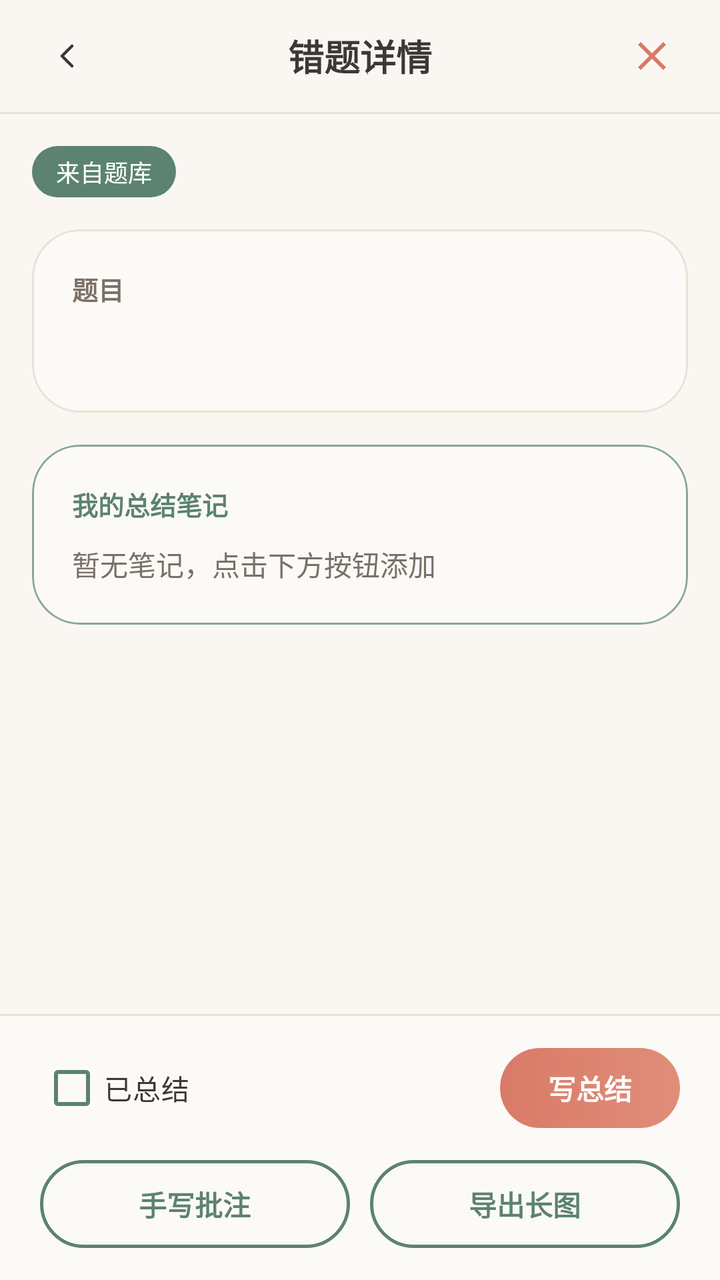
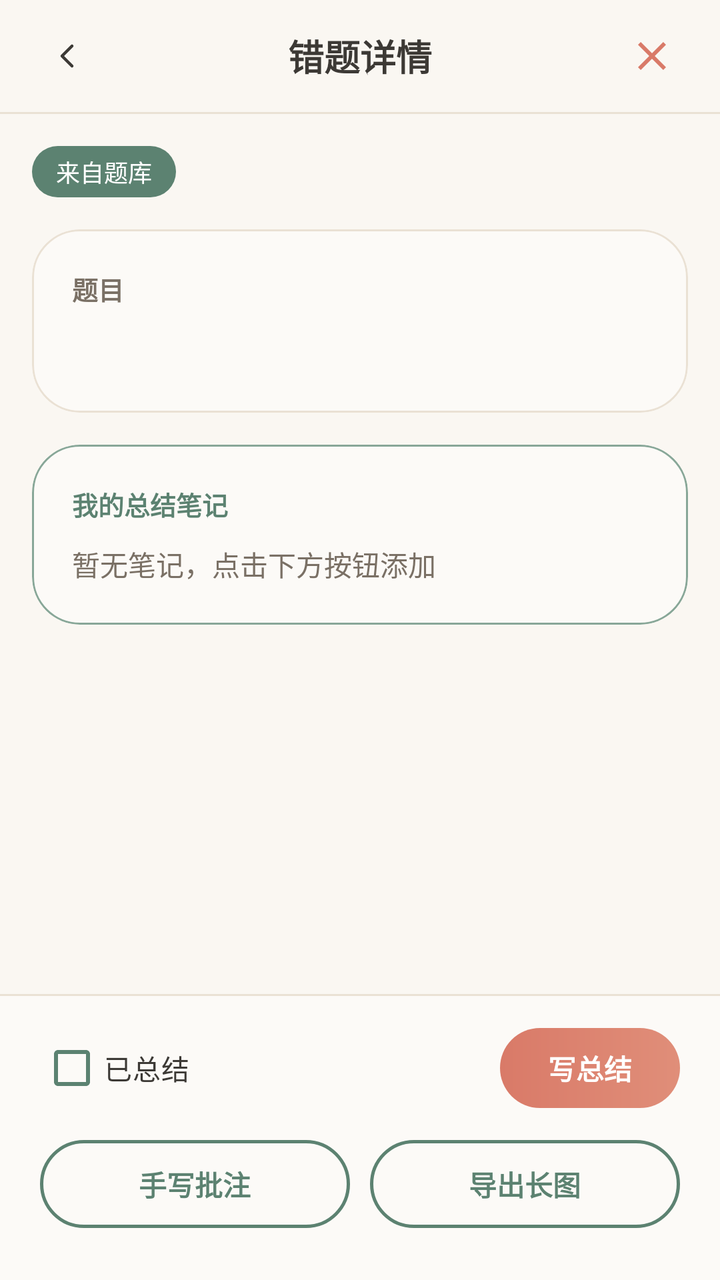

The first picture is an Android layout as it rendered before a commit; the second is the same layout after the commit. The layout source and the unified diff follow.
<!-- AndroidManifest.xml: activity theme Theme.AIAssistant -->
<!-- res/layout/activity_wrong_question_detail.xml -->
<?xml version="1.0" encoding="utf-8"?>
<LinearLayout xmlns:android="http://schemas.android.com/apk/res/android"
    xmlns:app="http://schemas.android.com/apk/res-auto"
    android:layout_width="match_parent"
    android:layout_height="match_parent"
    android:orientation="vertical"
    android:background="@color/background">

    
    <RelativeLayout
        android:layout_width="match_parent"
        android:layout_height="56dp"
        android:background="@color/background"
        android:paddingHorizontal="16dp">

        <ImageView
            android:id="@+id/btn_back"
            android:layout_width="36dp"
            android:layout_height="36dp"
            android:layout_centerVertical="true"
            android:padding="6dp"
            android:src="@drawable/ic_chevron_right"
            android:rotation="180"
            android:background="?attr/selectableItemBackgroundBorderless"
            app:tint="@color/text_primary" />

        <TextView
            android:layout_width="wrap_content"
            android:layout_height="wrap_content"
            android:layout_centerInParent="true"
            android:text="错题详情"
            android:textSize="18sp"
            android:textStyle="bold"
            android:textColor="@color/text_primary" />

        <ImageView
            android:id="@+id/btn_delete"
            android:layout_width="36dp"
            android:layout_height="36dp"
            android:layout_alignParentEnd="true"
            android:layout_centerVertical="true"
            android:padding="6dp"
            android:src="@drawable/ic_close"
            android:background="?attr/selectableItemBackgroundBorderless"
            app:tint="@color/pomodoro_red" />
    </RelativeLayout>

    <View
        android:layout_width="match_parent"
        android:layout_height="1dp"
        android:background="@color/border_light" />

    
    <ScrollView
        android:id="@+id/sv_content"
        android:layout_width="match_parent"
        android:layout_height="0dp"
        android:layout_weight="1"
        android:fillViewport="true"
        android:clipToPadding="false">

        <LinearLayout
            android:layout_width="match_parent"
            android:layout_height="wrap_content"
            android:orientation="vertical"
            android:padding="16dp">

            
            <TextView
                android:id="@+id/tv_source_badge"
                android:layout_width="wrap_content"
                android:layout_height="wrap_content"
                android:text="来自题库"
                android:textSize="12sp"
                android:textColor="#FFFFFF"
                android:background="@drawable/bg_primary_chip"
                android:paddingHorizontal="12dp"
                android:paddingVertical="4dp"
                android:layout_marginBottom="16dp" />

            
            <com.google.android.material.card.MaterialCardView
                android:layout_width="match_parent"
                android:layout_height="wrap_content"
                app:cardCornerRadius="24dp"
                app:cardElevation="0dp"
                app:strokeColor="@color/border_light"
                app:strokeWidth="1dp"
                app:cardBackgroundColor="@color/background_card_glass"
                android:layout_marginBottom="16dp">

                <LinearLayout
                    android:layout_width="match_parent"
                    android:layout_height="wrap_content"
                    android:orientation="vertical"
                    android:padding="20dp">

                    <TextView
                        android:layout_width="wrap_content"
                        android:layout_height="wrap_content"
                        android:text="题目"
                        android:textSize="13sp"
                        android:textStyle="bold"
                        android:textColor="@color/text_secondary"
                        android:layout_marginBottom="12dp" />

                    <TextView
                        android:id="@+id/tv_stem"
                        android:layout_width="match_parent"
                        android:layout_height="wrap_content"
                        android:text=""
                        android:textSize="15sp"
                        android:textColor="@color/text_primary"
                        android:lineSpacingMultiplier="1.5"
                        android:textIsSelectable="true" />
                </LinearLayout>
            </com.google.android.material.card.MaterialCardView>

            
            <com.google.android.material.card.MaterialCardView
                android:id="@+id/card_options"
                android:layout_width="match_parent"
                android:layout_height="wrap_content"
                app:cardCornerRadius="24dp"
                app:cardElevation="0dp"
                app:strokeColor="@color/border_light"
                app:strokeWidth="1dp"
                app:cardBackgroundColor="@color/background_card_glass"
                android:visibility="gone"
                android:layout_marginBottom="16dp">

                <LinearLayout
                    android:layout_width="match_parent"
                    android:layout_height="wrap_content"
                    android:orientation="vertical"
                    android:padding="20dp">

                    <TextView
                        android:layout_width="wrap_content"
                        android:layout_height="wrap_content"
                        android:text="选项"
                        android:textSize="13sp"
                        android:textStyle="bold"
                        android:textColor="@color/text_secondary"
                        android:layout_marginBottom="12dp" />

                    <LinearLayout
                        android:id="@+id/layout_options"
                        android:layout_width="match_parent"
                        android:layout_height="wrap_content"
                        android:orientation="vertical" />
                </LinearLayout>
            </com.google.android.material.card.MaterialCardView>

            
            <com.google.android.material.card.MaterialCardView
                android:id="@+id/card_answer"
                android:layout_width="match_parent"
                android:layout_height="wrap_content"
                app:cardCornerRadius="24dp"
                app:cardElevation="0dp"
                app:strokeColor="@color/correct_green_border"
                app:strokeWidth="1dp"
                app:cardBackgroundColor="@color/correct_green_bg"
                android:visibility="gone"
                android:layout_marginBottom="16dp">

                <LinearLayout
                    android:layout_width="match_parent"
                    android:layout_height="wrap_content"
                    android:orientation="horizontal"
                    android:gravity="center_vertical"
                    android:padding="20dp">

                    <TextView
                        android:layout_width="wrap_content"
                        android:layout_height="wrap_content"
                        android:text="正确答案"
                        android:textSize="13sp"
                        android:textStyle="bold"
                        android:textColor="@color/correct_green" />

                    <TextView
                        android:id="@+id/tv_answer"
                        android:layout_width="wrap_content"
                        android:layout_height="wrap_content"
                        android:layout_marginStart="12dp"
                        android:text=""
                        android:textSize="18sp"
                        android:textStyle="bold"
                        android:textColor="@color/correct_green" />
                </LinearLayout>
            </com.google.android.material.card.MaterialCardView>

            
            <com.google.android.material.card.MaterialCardView
                android:id="@+id/card_analysis_section"
                android:layout_width="match_parent"
                android:layout_height="wrap_content"
                app:cardCornerRadius="24dp"
                app:cardElevation="0dp"
                app:strokeColor="@color/border_light"
                app:strokeWidth="1dp"
                app:cardBackgroundColor="@color/background_card_glass"
                android:visibility="gone"
                android:layout_marginBottom="16dp">

                <LinearLayout
                    android:layout_width="match_parent"
                    android:layout_height="wrap_content"
                    android:orientation="vertical">

                    
                    <LinearLayout
                        android:layout_width="match_parent"
                        android:layout_height="48dp"
                        android:orientation="horizontal"
                        android:background="@color/background">

                        <TextView
                            android:id="@+id/tab_bank_analysis"
                            android:layout_width="0dp"
                            android:layout_height="match_parent"
                            android:layout_weight="1"
                            android:gravity="center"
                            android:text="题库解析"
                            android:textSize="14sp"
                            android:textColor="@color/primary"
                            android:textStyle="bold"
                            android:background="?attr/selectableItemBackground" />

                        <View
                            android:layout_width="1dp"
                            android:layout_height="24dp"
                            android:layout_gravity="center_vertical"
                            android:background="@color/border_light" />

                        <TextView
                            android:id="@+id/tab_ai_analysis"
                            android:layout_width="0dp"
                            android:layout_height="match_parent"
                            android:layout_weight="1"
                            android:gravity="center"
                            android:text="AI解析"
                            android:textSize="14sp"
                            android:textColor="@color/text_secondary"
                            android:background="?attr/selectableItemBackground" />
                    </LinearLayout>

                    <View
                        android:layout_width="match_parent"
                        android:layout_height="1dp"
                        android:background="@color/border_light" />

                    
                    <FrameLayout
                        android:layout_width="match_parent"
                        android:layout_height="2dp">

                        <View
                            android:id="@+id/tab_indicator"
                            android:layout_width="180dp"
                            android:layout_height="2dp"
                            android:background="@color/primary"
                            android:layout_gravity="start" />
                    </FrameLayout>

                    
                    <LinearLayout
                        android:id="@+id/content_bank_analysis"
                        android:layout_width="match_parent"
                        android:layout_height="wrap_content"
                        android:orientation="vertical"
                        android:padding="20dp">

                        <TextView
                            android:id="@+id/tv_analysis"
                            android:layout_width="match_parent"
                            android:layout_height="wrap_content"
                            android:text=""
                            android:textSize="14sp"
                            android:textColor="@color/text_primary"
                            android:lineSpacingMultiplier="1.5"
                            android:textIsSelectable="true" />
                    </LinearLayout>

                    
                    <LinearLayout
                        android:id="@+id/content_ai_analysis"
                        android:layout_width="match_parent"
                        android:layout_height="wrap_content"
                        android:orientation="vertical"
                        android:padding="20dp"
                        android:visibility="gone">

                        
                        <LinearLayout
                            android:id="@+id/layout_ai_loading"
                            android:layout_width="match_parent"
                            android:layout_height="wrap_content"
                            android:orientation="vertical"
                            android:gravity="center"
                            android:paddingVertical="40dp"
                            android:visibility="gone">

                            <ProgressBar
                                android:layout_width="40dp"
                                android:layout_height="40dp"
                                style="?android:attr/progressBarStyle"
                                android:indeterminateTint="@color/primary" />

                            <TextView
                                android:layout_width="wrap_content"
                                android:layout_height="wrap_content"
                                android:text="正在调用AI解析..."
                                android:textColor="@color/text_secondary"
                                android:textSize="13sp"
                                android:layout_marginTop="12dp" />
                        </LinearLayout>

                        
                        <LinearLayout
                            android:id="@+id/layout_ai_result"
                            android:layout_width="match_parent"
                            android:layout_height="wrap_content"
                            android:orientation="vertical"
                            android:visibility="gone" />

                        
                        <TextView
                            android:id="@+id/tv_ai_placeholder"
                            android:layout_width="match_parent"
                            android:layout_height="wrap_content"
                            android:text="点击「开始AI解析」按钮，获取AI深度解析"
                            android:textColor="@color/text_secondary"
                            android:textSize="14sp"
                            android:gravity="center"
                            android:paddingVertical="30dp" />

                        
                        <TextView
                            android:id="@+id/btn_start_ai"
                            android:layout_width="match_parent"
                            android:layout_height="48dp"
                            android:gravity="center"
                            android:text="开始AI解析"
                            android:textSize="15sp"
                            android:textStyle="bold"
                            android:textColor="@color/white"
                            android:background="@drawable/bg_pomodoro_button"
                            android:layout_marginTop="12dp" />
                    </LinearLayout>
                </LinearLayout>
            </com.google.android.material.card.MaterialCardView>

            
            <com.google.android.material.card.MaterialCardView
                android:id="@+id/card_summary"
                android:layout_width="match_parent"
                android:layout_height="wrap_content"
                app:cardCornerRadius="24dp"
                app:cardElevation="0dp"
                app:strokeColor="@color/primary_light"
                app:strokeWidth="1dp"
                app:cardBackgroundColor="@color/background_card_glass"
                android:layout_marginBottom="16dp">

                <LinearLayout
                    android:layout_width="match_parent"
                    android:layout_height="wrap_content"
                    android:orientation="vertical"
                    android:padding="20dp">

                    <TextView
                        android:layout_width="wrap_content"
                        android:layout_height="wrap_content"
                        android:text="我的总结笔记"
                        android:textSize="13sp"
                        android:textStyle="bold"
                        android:textColor="@color/primary"
                        android:layout_marginBottom="10dp" />

                    <TextView
                        android:id="@+id/tv_summary"
                        android:layout_width="match_parent"
                        android:layout_height="wrap_content"
                        android:text="暂无笔记，点击下方按钮添加"
                        android:textSize="14sp"
                        android:textColor="@color/text_secondary"
                        android:lineSpacingMultiplier="1.4" />
                </LinearLayout>
            </com.google.android.material.card.MaterialCardView>

            
            <com.google.android.material.card.MaterialCardView
                android:id="@+id/layout_image_section"
                android:layout_width="match_parent"
                android:layout_height="wrap_content"
                app:cardCornerRadius="24dp"
                app:cardElevation="0dp"
                app:strokeColor="@color/border_light"
                app:strokeWidth="1dp"
                app:cardBackgroundColor="@color/background_card_glass"
                android:visibility="gone"
                android:layout_marginBottom="16dp">

                <LinearLayout
                    android:layout_width="match_parent"
                    android:layout_height="wrap_content"
                    android:orientation="vertical">

                    <LinearLayout
                        android:id="@+id/header_image"
                        android:layout_width="match_parent"
                        android:layout_height="wrap_content"
                        android:orientation="horizontal"
                        android:gravity="center_vertical"
                        android:background="?attr/selectableItemBackground"
                        android:paddingVertical="16dp"
                        android:paddingHorizontal="20dp">

                        <TextView
                            android:layout_width="0dp"
                            android:layout_height="wrap_content"
                            android:layout_weight="1"
                            android:text="查看截图"
                            android:textSize="13sp"
                            android:textStyle="bold"
                            android:textColor="@color/text_secondary" />

                        <ImageView
                            android:id="@+id/iv_image_arrow"
                            android:layout_width="20dp"
                            android:layout_height="20dp"
                            android:src="@drawable/ic_chevron_down"
                            app:tint="@color/text_tertiary"
                            android:rotation="0" />
                    </LinearLayout>

                    <ImageView
                        android:id="@+id/iv_image"
                        android:layout_width="match_parent"
                        android:layout_height="wrap_content"
                        android:scaleType="fitCenter"
                        android:adjustViewBounds="true"
                        android:visibility="gone"
                        android:paddingHorizontal="16dp"
                        android:paddingBottom="16dp" />
                </LinearLayout>
            </com.google.android.material.card.MaterialCardView>

        </LinearLayout>
    </ScrollView>

    
    <View
        android:layout_width="match_parent"
        android:layout_height="1dp"
        android:background="@color/border_light" />

    <LinearLayout
        android:layout_width="match_parent"
        android:layout_height="wrap_content"
        android:orientation="vertical"
        android:background="@color/background_card_glass"
        android:paddingHorizontal="20dp"
        android:paddingTop="12dp"
        android:paddingBottom="16dp">

        
        <LinearLayout
            android:layout_width="match_parent"
            android:layout_height="wrap_content"
            android:orientation="horizontal"
            android:gravity="center_vertical"
            android:layout_marginBottom="12dp">

            <com.google.android.material.checkbox.MaterialCheckBox
                android:id="@+id/cb_summarized"
                android:layout_width="wrap_content"
                android:layout_height="wrap_content"
                android:text="已总结"
                android:textSize="14sp"
                android:textColor="@color/text_primary"
                app:buttonTint="@color/primary" />

            <View
                android:layout_width="0dp"
                android:layout_height="0dp"
                android:layout_weight="1" />

            <TextView
                android:id="@+id/btn_edit_summary"
                android:layout_width="wrap_content"
                android:layout_height="40dp"
                android:gravity="center"
                android:paddingHorizontal="24dp"
                android:text="写总结"
                android:textSize="14sp"
                android:textStyle="bold"
                android:textColor="@color/white"
                android:background="@drawable/bg_pomodoro_button" />
        </LinearLayout>

        
        <LinearLayout
            android:layout_width="match_parent"
            android:layout_height="wrap_content"
            android:orientation="horizontal">

            <TextView
                android:id="@+id/btn_handwriting"
                android:layout_width="0dp"
                android:layout_height="44dp"
                android:layout_weight="1"
                android:layout_marginEnd="10dp"
                android:gravity="center"
                android:text="手写批注"
                android:textSize="14sp"
                android:textStyle="bold"
                android:textColor="@color/primary"
                android:background="@drawable/bg_outline_button" />

            <TextView
                android:id="@+id/btn_export"
                android:layout_width="0dp"
                android:layout_height="44dp"
                android:layout_weight="1"
                android:gravity="center"
                android:text="导出长图"
                android:textSize="14sp"
                android:textStyle="bold"
                android:textColor="@color/primary"
                android:background="@drawable/bg_outline_button" />
        </LinearLayout>
    </LinearLayout>

</LinearLayout>
<!-- resources referenced by this layout -->
<resources>
  <color name="background">#FAF7F2</color>
  <color name="background_card_glass">#FCFAF7</color>
  <color name="border_light">#EAE1D4</color>
  <color name="correct_green">#6E8B75</color>
  <color name="correct_green_bg">#1A6E8B75</color>
  <color name="correct_green_border">#2A6E8B75</color>
  <color name="pomodoro_red">#D97A68</color>
  <color name="primary">#5C8271</color>
  <color name="primary_light">#88A798</color>
  <color name="text_primary">#3C3935</color>
  <color name="text_secondary">#7A7065</color>
  <color name="text_tertiary">#AFA599</color>
  <color name="white">#FFFFFFFF</color>
  <!-- drawable bg_outline_button (drawable) -->
  <?xml version="1.0" encoding="utf-8"?>
  <shape xmlns:android="http://schemas.android.com/apk/res/android"
      android:shape="rectangle">
      <stroke
          android:width="1.5dp"
          android:color="@color/primary" />
      <corners android:radius="24dp" />
      <solid android:color="@android:color/transparent" />
  </shape>
  <!-- drawable bg_pomodoro_button (drawable) -->
  <?xml version="1.0" encoding="utf-8"?>
  <shape xmlns:android="http://schemas.android.com/apk/res/android"
      android:shape="rectangle">
      <gradient
          android:startColor="@color/pomodoro_red"
          android:endColor="@color/pomodoro_orange"
          android:angle="0" />
      <corners android:radius="24dp" />
  </shape>
  <!-- drawable bg_primary_chip (drawable) -->
  <?xml version="1.0" encoding="utf-8"?>
  <shape xmlns:android="http://schemas.android.com/apk/res/android"
      android:shape="rectangle">
      <solid android:color="@color/primary" />
      <corners android:radius="20dp" />
  </shape>
  <!-- drawable ic_chevron_down (drawable) -->
  <vector xmlns:android="http://schemas.android.com/apk/res/android"
      android:width="24dp"
      android:height="24dp"
      android:viewportWidth="24"
      android:viewportHeight="24">
      <path
          android:pathData="M7,10l5,5l5,-5"
          android:strokeColor="@color/text_secondary"
          android:strokeWidth="1.5"
          android:strokeLineCap="round"
          android:strokeLineJoin="round" />
  </vector>
  <!-- drawable ic_chevron_right (drawable) -->
  <vector xmlns:android="http://schemas.android.com/apk/res/android"
      android:width="24dp"
      android:height="24dp"
      android:viewportWidth="24"
      android:viewportHeight="24">
      <path
          android:pathData="M10,7l5,5l-5,5"
          android:strokeColor="@color/text_secondary"
          android:strokeWidth="1.5"
          android:strokeLineCap="round"
          android:strokeLineJoin="round" />
  </vector>
  <!-- drawable ic_close (drawable) -->
  <?xml version="1.0" encoding="utf-8"?>
  <vector xmlns:android="http://schemas.android.com/apk/res/android"
      android:width="24dp"
      android:height="24dp"
      android:viewportWidth="24"
      android:viewportHeight="24">
      <path
          android:fillColor="#4B5563"
          android:pathData="M19,6.41L17.59,5 12,10.59 6.41,5 5,6.41 10.59,12 5,17.59 6.41,19 12,13.41 17.59,19 19,17.59 13.41,12z" />
  </vector>
  <style name="Theme.AIAssistant" parent="Base.Theme.AIAssistant" />
  <color name="pomodoro_orange">#E08E79</color>
  <style name="Base.Theme.AIAssistant" parent="Theme.Material3.DayNight.NoActionBar">
          
          <item name="android:statusBarColor">@android:color/transparent</item>
          <item name="android:navigationBarColor">@color/background</item>
          <item name="android:windowDrawsSystemBarBackgrounds">true</item>
          
          <item name="colorPrimary">@color/primary</item>
          <item name="colorSecondary">@color/primary_light</item>
          <item name="android:windowBackground">@color/background</item>
      </style>
</resources>

<!-- the commit's change to res/layout/activity_wrong_question_detail.xml (unified diff, before → after) -->
@@ -533,6 +533,40 @@
                 android:textColor="@color/primary"
                 android:background="@drawable/bg_outline_button" />
         </LinearLayout>
+
+        
+        <LinearLayout
+            android:layout_width="match_parent"
+            android:layout_height="wrap_content"
+            android:orientation="horizontal"
+            android:layout_marginTop="10dp">
+
+            <TextView
+                android:id="@+id/btn_redo"
+                android:layout_width="0dp"
+                android:layout_height="44dp"
+                android:layout_weight="1"
+                android:gravity="center"
+                android:text="重做此题"
+                android:textSize="14sp"
+                android:textStyle="bold"
+                android:textColor="@color/white"
+                android:background="@drawable/bg_pomodoro_button"
+                android:visibility="gone" />
+
+            <TextView
+                android:id="@+id/btn_rematch"
+                android:layout_width="0dp"
+                android:layout_height="44dp"
+                android:layout_weight="1"
+                android:gravity="center"
+                android:text="重新匹配题库原题"
+                android:textSize="14sp"
+                android:textStyle="bold"
+                android:textColor="@color/primary"
+                android:background="@drawable/bg_outline_button"
+                android:visibility="gone" />
+        </LinearLayout>
     </LinearLayout>
 
 </LinearLayout>
